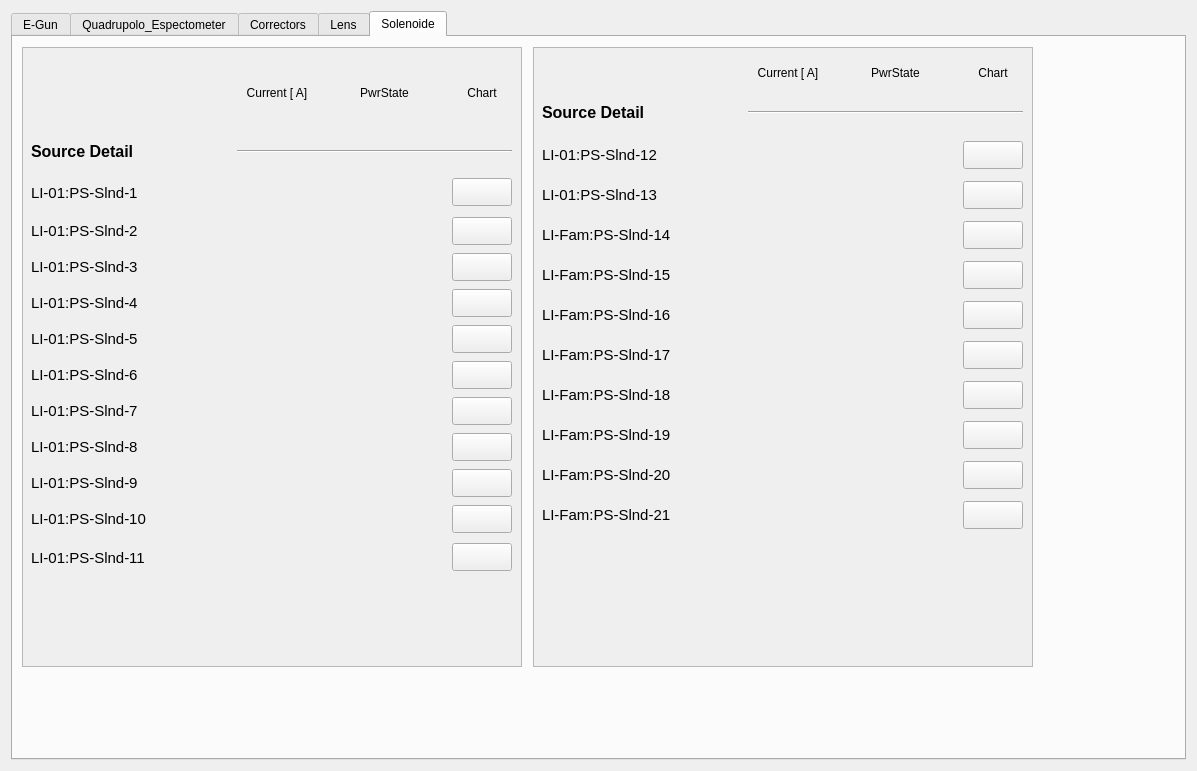
This is ui/pslinac.ui in lnls-gop/gop-monitor as Qt 5 draws it before an edit. The edited form follows.
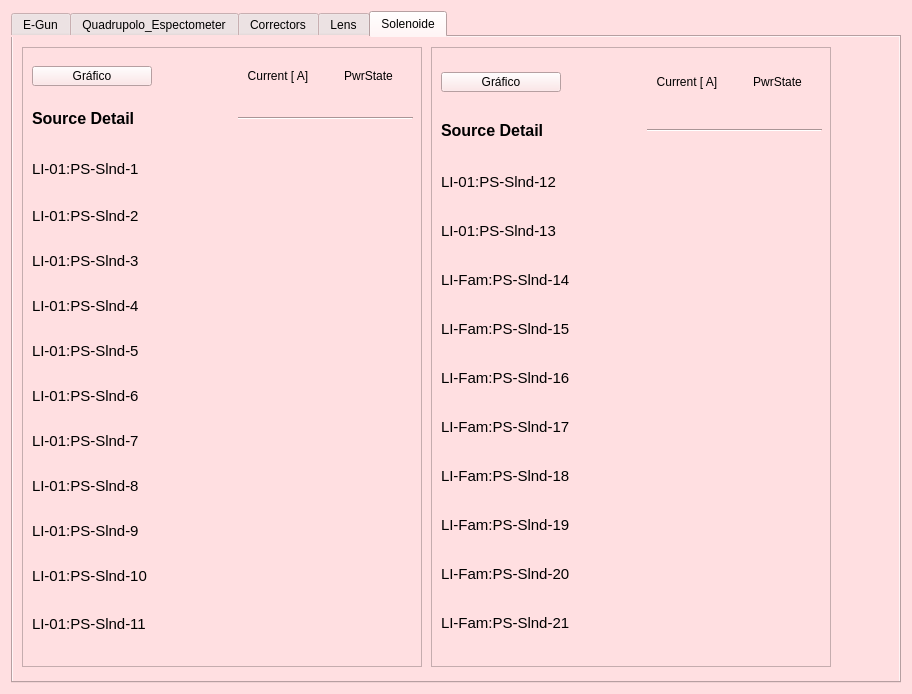
This is the edited form. The open tabs and pages were chosen to show the change. Custom widgets are drawn as their Qt base class.

```diff
--- a/ui/pslinac.ui
+++ b/ui/pslinac.ui
@@ -6,19 +6,37 @@
    <rect>
     <x>0</x>
     <y>0</y>
-    <width>1197</width>
-    <height>771</height>
+    <width>908</width>
+    <height>690</height>
    </rect>
   </property>
   <property name="windowTitle">
    <string>Form</string>
   </property>
+  <property name="styleSheet">
+   <string notr="true">background-color: rgb(255, 223, 225);</string>
+  </property>
   <layout class="QGridLayout" name="gridLayout_2">
    <item row="0" column="0">
     <widget class="QTabWidget" name="tabWidget">
      <property name="enabled">
       <bool>true</bool>
      </property>
+     <property name="minimumSize">
+      <size>
+       <width>890</width>
+       <height>672</height>
+      </size>
+     </property>
+     <property name="maximumSize">
+      <size>
+       <width>890</width>
+       <height>672</height>
+      </size>
+     </property>
+     <property name="styleSheet">
+      <string notr="true">background-color: rgb(255, 223, 225);</string>
+     </property>
      <property name="currentIndex">
       <number>0</number>
      </property>
@@ -83,7 +101,29 @@
            <height>190</height>
           </rect>
          </property>
-         <layout class="QGridLayout" name="gridLayout">
+         <layout class="QGridLayout" name="gridLayout_5">
+          <item row="0" column="0">
+           <widget class="PyDMPushButton" name="PyDMPushButton_49">
+            <property name="minimumSize">
+             <size>
+              <width>120</width>
+              <height>20</height>
+             </size>
+            </property>
+            <property name="maximumSize">
+             <size>
+              <width>120</width>
+              <height>20</height>
+             </size>
+            </property>
+            <property name="toolTip">
+             <string/>
+            </property>
+            <property name="text">
+             <string>Gráfico</string>
+            </property>
+           </widget>
+          </item>
           <item row="0" column="1">
            <widget class="PyDMLabel" name="PyDMLabel_53">
             <property name="minimumSize">
@@ -1157,7 +1197,38 @@
            <height>103</height>
           </rect>
          </property>
-         <layout class="QGridLayout" name="gridLayout_3">
+         <layout class="QGridLayout" name="gridLayout_10">
+          <item row="1" column="1" colspan="2">
+           <widget class="Line" name="line_13">
+            <property name="sizeIncrement">
+             <size>
+              <width>0</width>
+              <height>0</height>
+             </size>
+            </property>
+            <property name="baseSize">
+             <size>
+              <width>0</width>
+              <height>0</height>
+             </size>
+            </property>
+            <property name="autoFillBackground">
+             <bool>false</bool>
+            </property>
+            <property name="frameShadow">
+             <enum>QFrame::Sunken</enum>
+            </property>
+            <property name="lineWidth">
+             <number>1</number>
+            </property>
+            <property name="midLineWidth">
+             <number>0</number>
+            </property>
+            <property name="orientation">
+             <enum>Qt::Horizontal</enum>
+            </property>
+           </widget>
+          </item>
           <item row="0" column="1">
            <widget class="PyDMLabel" name="PyDMLabel_68">
             <property name="minimumSize">
@@ -1461,7 +1532,29 @@
            <height>103</height>
           </rect>
          </property>
-         <layout class="QGridLayout" name="gridLayout_4">
+         <layout class="QGridLayout" name="gridLayout_11">
+          <item row="0" column="0">
+           <widget class="PyDMPushButton" name="PyDMPushButton_67">
+            <property name="minimumSize">
+             <size>
+              <width>120</width>
+              <height>20</height>
+             </size>
+            </property>
+            <property name="maximumSize">
+             <size>
+              <width>120</width>
+              <height>20</height>
+             </size>
+            </property>
+            <property name="toolTip">
+             <string/>
+            </property>
+            <property name="text">
+             <string>Gráfico</string>
+            </property>
+           </widget>
+          </item>
           <item row="0" column="1">
            <widget class="PyDMLabel" name="PyDMLabel_69">
             <property name="minimumSize">
@@ -5965,7 +6058,7 @@
         <rect>
          <x>9</x>
          <y>10</y>
-         <width>500</width>
+         <width>400</width>
          <height>620</height>
         </rect>
        </property>
@@ -5977,13 +6070,13 @@
        </property>
        <property name="minimumSize">
         <size>
-         <width>500</width>
+         <width>400</width>
          <height>620</height>
         </size>
        </property>
        <property name="maximumSize">
         <size>
-         <width>500</width>
+         <width>400</width>
          <height>540</height>
         </size>
        </property>
@@ -5998,20 +6091,42 @@
          <rect>
           <x>0</x>
           <y>0</y>
-          <width>498</width>
+          <width>398</width>
           <height>618</height>
          </rect>
         </property>
         <widget class="QWidget" name="layoutWidget">
          <property name="geometry">
           <rect>
-           <x>8</x>
+           <x>9</x>
            <y>9</y>
-           <width>481</width>
-           <height>518</height>
+           <width>381</width>
+           <height>601</height>
           </rect>
          </property>
-         <layout class="QGridLayout" name="gridLayout_10">
+         <layout class="QGridLayout" name="gridLayout">
+          <item row="0" column="0">
+           <widget class="PyDMPushButton" name="PyDMPushButton_25">
+            <property name="minimumSize">
+             <size>
+              <width>120</width>
+              <height>20</height>
+             </size>
+            </property>
+            <property name="maximumSize">
+             <size>
+              <width>120</width>
+              <height>20</height>
+             </size>
+            </property>
+            <property name="toolTip">
+             <string/>
+            </property>
+            <property name="text">
+             <string>Gráfico</string>
+            </property>
+           </widget>
+          </item>
           <item row="0" column="1">
            <widget class="PyDMLabel" name="PyDMLabel_44">
             <property name="toolTip">
@@ -6038,19 +6153,6 @@
             </property>
            </widget>
           </item>
-          <item row="0" column="3">
-           <widget class="PyDMLabel" name="PyDMLabel_99">
-            <property name="toolTip">
-             <string/>
-            </property>
-            <property name="text">
-             <string>Chart</string>
-            </property>
-            <property name="alignment">
-             <set>Qt::AlignCenter</set>
-            </property>
-           </widget>
-          </item>
           <item row="1" column="0">
            <widget class="PyDMLabel" name="PyDMLabel_100">
             <property name="minimumSize">
@@ -6080,7 +6182,7 @@
             </property>
            </widget>
           </item>
-          <item row="1" column="1" colspan="3">
+          <item row="1" column="1" colspan="2">
            <widget class="Line" name="line_6">
             <property name="sizeIncrement">
              <size>
@@ -6190,19 +6292,10 @@
             </property>
            </widget>
           </item>
-          <item row="2" column="3">
-           <widget class="PyDMPushButton" name="PyDMPushButton_25">
-            <property name="minimumSize">
-             <size>
-              <width>60</width>
-              <height>28</height>
-             </size>
-            </property>
-            <property name="maximumSize">
-             <size>
-              <width>60</width>
-              <height>28</height>
-             </size>
+          <item row="2" column="2">
+           <widget class="SiriusLedAlert" name="led_slnd1">
+            <property name="enabled">
+             <bool>true</bool>
             </property>
             <property name="toolTip">
              <string/>
@@ -6288,20 +6381,8 @@
             </property>
            </widget>
           </item>
-          <item row="3" column="3">
-           <widget class="PyDMPushButton" name="PyDMPushButton_26">
-            <property name="minimumSize">
-             <size>
-              <width>60</width>
-              <height>28</height>
-             </size>
-            </property>
-            <property name="maximumSize">
-             <size>
-              <width>60</width>
-              <height>28</height>
-             </size>
-            </property>
+          <item row="3" column="2">
+           <widget class="SiriusLedAlert" name="led_slnd2">
             <property name="toolTip">
              <string/>
             </property>
@@ -6386,20 +6467,8 @@
             </property>
            </widget>
           </item>
-          <item row="4" column="3">
-           <widget class="PyDMPushButton" name="PyDMPushButton_27">
-            <property name="minimumSize">
-             <size>
-              <width>60</width>
-              <height>28</height>
-             </size>
-            </property>
-            <property name="maximumSize">
-             <size>
-              <width>60</width>
-              <height>28</height>
-             </size>
-            </property>
+          <item row="4" column="2">
+           <widget class="SiriusLedAlert" name="led_slnd3">
             <property name="toolTip">
              <string/>
             </property>
@@ -6487,20 +6556,8 @@
             </property>
            </widget>
           </item>
-          <item row="5" column="3">
-           <widget class="PyDMPushButton" name="PyDMPushButton_28">
-            <property name="minimumSize">
-             <size>
-              <width>60</width>
-              <height>28</height>
-             </size>
-            </property>
-            <property name="maximumSize">
-             <size>
-              <width>60</width>
-              <height>28</height>
-             </size>
-            </property>
+          <item row="5" column="2">
+           <widget class="SiriusLedAlert" name="led_slnd4">
             <property name="toolTip">
              <string/>
             </property>
@@ -6585,20 +6642,8 @@
             </property>
            </widget>
           </item>
-          <item row="6" column="3">
-           <widget class="PyDMPushButton" name="PyDMPushButton_29">
-            <property name="minimumSize">
-             <size>
-              <width>60</width>
-              <height>28</height>
-             </size>
-            </property>
-            <property name="maximumSize">
-             <size>
-              <width>60</width>
-              <height>28</height>
-             </size>
-            </property>
+          <item row="6" column="2">
+           <widget class="SiriusLedAlert" name="led_slnd5">
             <property name="toolTip">
              <string/>
             </property>
@@ -6683,20 +6728,8 @@
             </property>
            </widget>
           </item>
-          <item row="7" column="3">
-           <widget class="PyDMPushButton" name="PyDMPushButton_30">
-            <property name="minimumSize">
-             <size>
-              <width>60</width>
-              <height>28</height>
-             </size>
-            </property>
-            <property name="maximumSize">
-             <size>
-              <width>60</width>
-              <height>28</height>
-             </size>
-            </property>
+          <item row="7" column="2">
+           <widget class="SiriusLedAlert" name="led_slnd6">
             <property name="toolTip">
              <string/>
             </property>
@@ -6781,20 +6814,8 @@
             </property>
            </widget>
           </item>
-          <item row="8" column="3">
-           <widget class="PyDMPushButton" name="PyDMPushButton_31">
-            <property name="minimumSize">
-             <size>
-              <width>60</width>
-              <height>28</height>
-             </size>
-            </property>
-            <property name="maximumSize">
-             <size>
-              <width>60</width>
-              <height>28</height>
-             </size>
-            </property>
+          <item row="8" column="2">
+           <widget class="SiriusLedAlert" name="led_slnd7">
             <property name="toolTip">
              <string/>
             </property>
@@ -6879,20 +6900,8 @@
             </property>
            </widget>
           </item>
-          <item row="9" column="3">
-           <widget class="PyDMPushButton" name="PyDMPushButton_32">
-            <property name="minimumSize">
-             <size>
-              <width>60</width>
-              <height>28</height>
-             </size>
-            </property>
-            <property name="maximumSize">
-             <size>
-              <width>60</width>
-              <height>28</height>
-             </size>
-            </property>
+          <item row="9" column="2">
+           <widget class="SiriusLedAlert" name="led_slnd8">
             <property name="toolTip">
              <string/>
             </property>
@@ -6977,20 +6986,8 @@
             </property>
            </widget>
           </item>
-          <item row="10" column="3">
-           <widget class="PyDMPushButton" name="PyDMPushButton_33">
-            <property name="minimumSize">
-             <size>
-              <width>60</width>
-              <height>28</height>
-             </size>
-            </property>
-            <property name="maximumSize">
-             <size>
-              <width>60</width>
-              <height>28</height>
-             </size>
-            </property>
+          <item row="10" column="2">
+           <widget class="SiriusLedAlert" name="led_slnd9">
             <property name="toolTip">
              <string/>
             </property>
@@ -7075,20 +7072,8 @@
             </property>
            </widget>
           </item>
-          <item row="11" column="3">
-           <widget class="PyDMPushButton" name="PyDMPushButton_34">
-            <property name="minimumSize">
-             <size>
-              <width>60</width>
-              <height>28</height>
-             </size>
-            </property>
-            <property name="maximumSize">
-             <size>
-              <width>60</width>
-              <height>28</height>
-             </size>
-            </property>
+          <item row="11" column="2">
+           <widget class="SiriusLedAlert" name="led_slnd10">
             <property name="toolTip">
              <string/>
             </property>
@@ -7173,58 +7158,6 @@
             </property>
            </widget>
           </item>
-          <item row="12" column="3">
-           <widget class="PyDMPushButton" name="PyDMPushButton_40">
-            <property name="minimumSize">
-             <size>
-              <width>60</width>
-              <height>28</height>
-             </size>
-            </property>
-            <property name="maximumSize">
-             <size>
-              <width>60</width>
-              <height>28</height>
-             </size>
-            </property>
-            <property name="toolTip">
-             <string/>
-            </property>
-           </widget>
-          </item>
-          <item row="2" column="2">
-           <widget class="SiriusLedAlert" name="led_slnd1">
-            <property name="enabled">
-             <bool>true</bool>
-            </property>
-            <property name="toolTip">
-             <string/>
-            </property>
-            <property name="state">
-             <bool>false</bool>
-            </property>
-            <property name="onColor">
-             <color>
-              <red>0</red>
-              <green>140</green>
-              <blue>0</blue>
-             </color>
-            </property>
-            <property name="offColor">
-             <color>
-              <red>207</red>
-              <green>0</green>
-              <blue>0</blue>
-             </color>
-            </property>
-            <property name="alarmSensitiveBorder" stdset="0">
-             <bool>false</bool>
-            </property>
-            <property name="channel" stdset="0">
-             <string/>
-            </property>
-           </widget>
-          </item>
           <item row="12" column="2">
            <widget class="SiriusLedAlert" name="led_slnd11">
             <property name="toolTip">
@@ -7249,222 +7182,6 @@
             </property>
            </widget>
           </item>
-          <item row="11" column="2">
-           <widget class="SiriusLedAlert" name="led_slnd10">
-            <property name="toolTip">
-             <string/>
-            </property>
-            <property name="onColor">
-             <color>
-              <red>0</red>
-              <green>140</green>
-              <blue>0</blue>
-             </color>
-            </property>
-            <property name="offColor">
-             <color>
-              <red>207</red>
-              <green>0</green>
-              <blue>0</blue>
-             </color>
-            </property>
-            <property name="channel" stdset="0">
-             <string/>
-            </property>
-           </widget>
-          </item>
-          <item row="10" column="2">
-           <widget class="SiriusLedAlert" name="led_slnd9">
-            <property name="toolTip">
-             <string/>
-            </property>
-            <property name="onColor">
-             <color>
-              <red>0</red>
-              <green>140</green>
-              <blue>0</blue>
-             </color>
-            </property>
-            <property name="offColor">
-             <color>
-              <red>207</red>
-              <green>0</green>
-              <blue>0</blue>
-             </color>
-            </property>
-            <property name="channel" stdset="0">
-             <string/>
-            </property>
-           </widget>
-          </item>
-          <item row="9" column="2">
-           <widget class="SiriusLedAlert" name="led_slnd8">
-            <property name="toolTip">
-             <string/>
-            </property>
-            <property name="onColor">
-             <color>
-              <red>0</red>
-              <green>140</green>
-              <blue>0</blue>
-             </color>
-            </property>
-            <property name="offColor">
-             <color>
-              <red>207</red>
-              <green>0</green>
-              <blue>0</blue>
-             </color>
-            </property>
-            <property name="channel" stdset="0">
-             <string/>
-            </property>
-           </widget>
-          </item>
-          <item row="8" column="2">
-           <widget class="SiriusLedAlert" name="led_slnd7">
-            <property name="toolTip">
-             <string/>
-            </property>
-            <property name="onColor">
-             <color>
-              <red>0</red>
-              <green>140</green>
-              <blue>0</blue>
-             </color>
-            </property>
-            <property name="offColor">
-             <color>
-              <red>207</red>
-              <green>0</green>
-              <blue>0</blue>
-             </color>
-            </property>
-            <property name="channel" stdset="0">
-             <string/>
-            </property>
-           </widget>
-          </item>
-          <item row="7" column="2">
-           <widget class="SiriusLedAlert" name="led_slnd6">
-            <property name="toolTip">
-             <string/>
-            </property>
-            <property name="onColor">
-             <color>
-              <red>0</red>
-              <green>140</green>
-              <blue>0</blue>
-             </color>
-            </property>
-            <property name="offColor">
-             <color>
-              <red>207</red>
-              <green>0</green>
-              <blue>0</blue>
-             </color>
-            </property>
-            <property name="channel" stdset="0">
-             <string/>
-            </property>
-           </widget>
-          </item>
-          <item row="6" column="2">
-           <widget class="SiriusLedAlert" name="led_slnd5">
-            <property name="toolTip">
-             <string/>
-            </property>
-            <property name="onColor">
-             <color>
-              <red>0</red>
-              <green>140</green>
-              <blue>0</blue>
-             </color>
-            </property>
-            <property name="offColor">
-             <color>
-              <red>207</red>
-              <green>0</green>
-              <blue>0</blue>
-             </color>
-            </property>
-            <property name="channel" stdset="0">
-             <string/>
-            </property>
-           </widget>
-          </item>
-          <item row="5" column="2">
-           <widget class="SiriusLedAlert" name="led_slnd4">
-            <property name="toolTip">
-             <string/>
-            </property>
-            <property name="onColor">
-             <color>
-              <red>0</red>
-              <green>140</green>
-              <blue>0</blue>
-             </color>
-            </property>
-            <property name="offColor">
-             <color>
-              <red>207</red>
-              <green>0</green>
-              <blue>0</blue>
-             </color>
-            </property>
-            <property name="channel" stdset="0">
-             <string/>
-            </property>
-           </widget>
-          </item>
-          <item row="4" column="2">
-           <widget class="SiriusLedAlert" name="led_slnd3">
-            <property name="toolTip">
-             <string/>
-            </property>
-            <property name="onColor">
-             <color>
-              <red>0</red>
-              <green>140</green>
-              <blue>0</blue>
-             </color>
-            </property>
-            <property name="offColor">
-             <color>
-              <red>207</red>
-              <green>0</green>
-              <blue>0</blue>
-             </color>
-            </property>
-            <property name="channel" stdset="0">
-             <string/>
-            </property>
-           </widget>
-          </item>
-          <item row="3" column="2">
-           <widget class="SiriusLedAlert" name="led_slnd2">
-            <property name="toolTip">
-             <string/>
-            </property>
-            <property name="onColor">
-             <color>
-              <red>0</red>
-              <green>140</green>
-              <blue>0</blue>
-             </color>
-            </property>
-            <property name="offColor">
-             <color>
-              <red>207</red>
-              <green>0</green>
-              <blue>0</blue>
-             </color>
-            </property>
-            <property name="channel" stdset="0">
-             <string/>
-            </property>
-           </widget>
-          </item>
          </layout>
         </widget>
        </widget>
@@ -7472,9 +7189,9 @@
       <widget class="QScrollArea" name="scrollArea_6">
        <property name="geometry">
         <rect>
-         <x>520</x>
+         <x>418</x>
          <y>10</y>
-         <width>500</width>
+         <width>400</width>
          <height>620</height>
         </rect>
        </property>
@@ -7486,13 +7203,13 @@
        </property>
        <property name="minimumSize">
         <size>
-         <width>500</width>
+         <width>400</width>
          <height>620</height>
         </size>
        </property>
        <property name="maximumSize">
         <size>
-         <width>500</width>
+         <width>400</width>
          <height>540</height>
         </size>
        </property>
@@ -7507,20 +7224,42 @@
          <rect>
           <x>0</x>
           <y>0</y>
-          <width>498</width>
+          <width>398</width>
           <height>618</height>
          </rect>
         </property>
         <widget class="QWidget" name="layoutWidget">
          <property name="geometry">
           <rect>
-           <x>8</x>
+           <x>9</x>
            <y>9</y>
-           <width>481</width>
-           <height>477</height>
+           <width>381</width>
+           <height>601</height>
           </rect>
          </property>
-         <layout class="QGridLayout" name="gridLayout_11">
+         <layout class="QGridLayout" name="gridLayout_3">
+          <item row="0" column="0">
+           <widget class="PyDMPushButton" name="PyDMPushButton_39">
+            <property name="minimumSize">
+             <size>
+              <width>120</width>
+              <height>20</height>
+             </size>
+            </property>
+            <property name="maximumSize">
+             <size>
+              <width>120</width>
+              <height>20</height>
+             </size>
+            </property>
+            <property name="toolTip">
+             <string/>
+            </property>
+            <property name="text">
+             <string>Gráfico</string>
+            </property>
+           </widget>
+          </item>
           <item row="0" column="1">
            <widget class="PyDMLabel" name="PyDMLabel_48">
             <property name="minimumSize">
@@ -7559,19 +7298,6 @@
             </property>
            </widget>
           </item>
-          <item row="0" column="3">
-           <widget class="PyDMLabel" name="PyDMLabel_158">
-            <property name="toolTip">
-             <string/>
-            </property>
-            <property name="text">
-             <string>Chart</string>
-            </property>
-            <property name="alignment">
-             <set>Qt::AlignCenter</set>
-            </property>
-           </widget>
-          </item>
           <item row="1" column="0">
            <widget class="PyDMLabel" name="PyDMLabel_148">
             <property name="minimumSize">
@@ -7601,7 +7327,7 @@
             </property>
            </widget>
           </item>
-          <item row="1" column="1" colspan="3">
+          <item row="1" column="1" colspan="2">
            <widget class="Line" name="line_7">
             <property name="sizeIncrement">
              <size>
@@ -7711,20 +7437,8 @@
             </property>
            </widget>
           </item>
-          <item row="2" column="3">
-           <widget class="PyDMPushButton" name="PyDMPushButton_39">
-            <property name="minimumSize">
-             <size>
-              <width>60</width>
-              <height>28</height>
-             </size>
-            </property>
-            <property name="maximumSize">
-             <size>
-              <width>60</width>
-              <height>28</height>
-             </size>
-            </property>
+          <item row="2" column="2">
+           <widget class="SiriusLedAlert" name="led_slnd12">
             <property name="toolTip">
              <string/>
             </property>
@@ -7809,20 +7523,8 @@
             </property>
            </widget>
           </item>
-          <item row="3" column="3">
-           <widget class="PyDMPushButton" name="PyDMPushButton_52">
-            <property name="minimumSize">
-             <size>
-              <width>60</width>
-              <height>28</height>
-             </size>
-            </property>
-            <property name="maximumSize">
-             <size>
-              <width>60</width>
-              <height>28</height>
-             </size>
-            </property>
+          <item row="3" column="2">
+           <widget class="SiriusLedAlert" name="led_slnd13">
             <property name="toolTip">
              <string/>
             </property>
@@ -7910,20 +7612,8 @@
             </property>
            </widget>
           </item>
-          <item row="4" column="3">
-           <widget class="PyDMPushButton" name="PyDMPushButton_48">
-            <property name="minimumSize">
-             <size>
-              <width>60</width>
-              <height>28</height>
-             </size>
-            </property>
-            <property name="maximumSize">
-             <size>
-              <width>60</width>
-              <height>28</height>
-             </size>
-            </property>
+          <item row="4" column="2">
+           <widget class="SiriusLedAlert" name="led_slnd14">
             <property name="toolTip">
              <string/>
             </property>
@@ -8008,20 +7698,8 @@
             </property>
            </widget>
           </item>
-          <item row="5" column="3">
-           <widget class="PyDMPushButton" name="PyDMPushButton_42">
-            <property name="minimumSize">
-             <size>
-              <width>60</width>
-              <height>28</height>
-             </size>
-            </property>
-            <property name="maximumSize">
-             <size>
-              <width>60</width>
-              <height>28</height>
-             </size>
-            </property>
+          <item row="5" column="2">
+           <widget class="SiriusLedAlert" name="led_slnd15">
             <property name="toolTip">
              <string/>
             </property>
@@ -8106,20 +7784,8 @@
             </property>
            </widget>
           </item>
-          <item row="6" column="3">
-           <widget class="PyDMPushButton" name="PyDMPushButton_45">
-            <property name="minimumSize">
-             <size>
-              <width>60</width>
-              <height>28</height>
-             </size>
-            </property>
-            <property name="maximumSize">
-             <size>
-              <width>60</width>
-              <height>28</height>
-             </size>
-            </property>
+          <item row="6" column="2">
+           <widget class="SiriusLedAlert" name="led_slnd16">
             <property name="toolTip">
              <string/>
             </property>
@@ -8204,20 +7870,8 @@
             </property>
            </widget>
           </item>
-          <item row="7" column="3">
-           <widget class="PyDMPushButton" name="PyDMPushButton_47">
-            <property name="minimumSize">
-             <size>
-              <width>60</width>
-              <height>28</height>
-             </size>
-            </property>
-            <property name="maximumSize">
-             <size>
-              <width>60</width>
-              <height>28</height>
-             </size>
-            </property>
+          <item row="7" column="2">
+           <widget class="SiriusLedAlert" name="led_slnd17">
             <property name="toolTip">
              <string/>
             </property>
@@ -8302,20 +7956,8 @@
             </property>
            </widget>
           </item>
-          <item row="8" column="3">
-           <widget class="PyDMPushButton" name="PyDMPushButton_38">
-            <property name="minimumSize">
-             <size>
-              <width>60</width>
-              <height>28</height>
-             </size>
-            </property>
-            <property name="maximumSize">
-             <size>
-              <width>60</width>
-              <height>28</height>
-             </size>
-            </property>
+          <item row="8" column="2">
+           <widget class="SiriusLedAlert" name="led_slnd18">
             <property name="toolTip">
              <string/>
             </property>
@@ -8400,20 +8042,8 @@
             </property>
            </widget>
           </item>
-          <item row="9" column="3">
-           <widget class="PyDMPushButton" name="PyDMPushButton_43">
-            <property name="minimumSize">
-             <size>
-              <width>60</width>
-              <height>28</height>
-             </size>
-            </property>
-            <property name="maximumSize">
-             <size>
-              <width>60</width>
-              <height>28</height>
-             </size>
-            </property>
+          <item row="9" column="2">
+           <widget class="SiriusLedAlert" name="led_slnd19">
             <property name="toolTip">
              <string/>
             </property>
@@ -8498,20 +8128,8 @@
             </property>
            </widget>
           </item>
-          <item row="10" column="3">
-           <widget class="PyDMPushButton" name="PyDMPushButton_59">
-            <property name="minimumSize">
-             <size>
-              <width>60</width>
-              <height>28</height>
-             </size>
-            </property>
-            <property name="maximumSize">
-             <size>
-              <width>60</width>
-              <height>28</height>
-             </size>
-            </property>
+          <item row="10" column="2">
+           <widget class="SiriusLedAlert" name="led_slnd20">
             <property name="toolTip">
              <string/>
             </property>
@@ -8596,25 +8214,6 @@
             </property>
            </widget>
           </item>
-          <item row="11" column="3">
-           <widget class="PyDMPushButton" name="PyDMPushButton_44">
-            <property name="minimumSize">
-             <size>
-              <width>60</width>
-              <height>28</height>
-             </size>
-            </property>
-            <property name="maximumSize">
-             <size>
-              <width>60</width>
-              <height>28</height>
-             </size>
-            </property>
-            <property name="toolTip">
-             <string/>
-            </property>
-           </widget>
-          </item>
           <item row="11" column="2">
            <widget class="SiriusLedAlert" name="led_slnd21">
             <property name="toolTip">
@@ -8639,222 +8238,6 @@
             </property>
            </widget>
           </item>
-          <item row="10" column="2">
-           <widget class="SiriusLedAlert" name="led_slnd20">
-            <property name="toolTip">
-             <string/>
-            </property>
-            <property name="onColor">
-             <color>
-              <red>0</red>
-              <green>140</green>
-              <blue>0</blue>
-             </color>
-            </property>
-            <property name="offColor">
-             <color>
-              <red>207</red>
-              <green>0</green>
-              <blue>0</blue>
-             </color>
-            </property>
-            <property name="channel" stdset="0">
-             <string/>
-            </property>
-           </widget>
-          </item>
-          <item row="9" column="2">
-           <widget class="SiriusLedAlert" name="led_slnd19">
-            <property name="toolTip">
-             <string/>
-            </property>
-            <property name="onColor">
-             <color>
-              <red>0</red>
-              <green>140</green>
-              <blue>0</blue>
-             </color>
-            </property>
-            <property name="offColor">
-             <color>
-              <red>207</red>
-              <green>0</green>
-              <blue>0</blue>
-             </color>
-            </property>
-            <property name="channel" stdset="0">
-             <string/>
-            </property>
-           </widget>
-          </item>
-          <item row="8" column="2">
-           <widget class="SiriusLedAlert" name="led_slnd18">
-            <property name="toolTip">
-             <string/>
-            </property>
-            <property name="onColor">
-             <color>
-              <red>0</red>
-              <green>140</green>
-              <blue>0</blue>
-             </color>
-            </property>
-            <property name="offColor">
-             <color>
-              <red>207</red>
-              <green>0</green>
-              <blue>0</blue>
-             </color>
-            </property>
-            <property name="channel" stdset="0">
-             <string/>
-            </property>
-           </widget>
-          </item>
-          <item row="7" column="2">
-           <widget class="SiriusLedAlert" name="led_slnd17">
-            <property name="toolTip">
-             <string/>
-            </property>
-            <property name="onColor">
-             <color>
-              <red>0</red>
-              <green>140</green>
-              <blue>0</blue>
-             </color>
-            </property>
-            <property name="offColor">
-             <color>
-              <red>207</red>
-              <green>0</green>
-              <blue>0</blue>
-             </color>
-            </property>
-            <property name="channel" stdset="0">
-             <string/>
-            </property>
-           </widget>
-          </item>
-          <item row="6" column="2">
-           <widget class="SiriusLedAlert" name="led_slnd16">
-            <property name="toolTip">
-             <string/>
-            </property>
-            <property name="onColor">
-             <color>
-              <red>0</red>
-              <green>140</green>
-              <blue>0</blue>
-             </color>
-            </property>
-            <property name="offColor">
-             <color>
-              <red>207</red>
-              <green>0</green>
-              <blue>0</blue>
-             </color>
-            </property>
-            <property name="channel" stdset="0">
-             <string/>
-            </property>
-           </widget>
-          </item>
-          <item row="5" column="2">
-           <widget class="SiriusLedAlert" name="led_slnd15">
-            <property name="toolTip">
-             <string/>
-            </property>
-            <property name="onColor">
-             <color>
-              <red>0</red>
-              <green>140</green>
-              <blue>0</blue>
-             </color>
-            </property>
-            <property name="offColor">
-             <color>
-              <red>207</red>
-              <green>0</green>
-              <blue>0</blue>
-             </color>
-            </property>
-            <property name="channel" stdset="0">
-             <string/>
-            </property>
-           </widget>
-          </item>
-          <item row="4" column="2">
-           <widget class="SiriusLedAlert" name="led_slnd14">
-            <property name="toolTip">
-             <string/>
-            </property>
-            <property name="onColor">
-             <color>
-              <red>0</red>
-              <green>140</green>
-              <blue>0</blue>
-             </color>
-            </property>
-            <property name="offColor">
-             <color>
-              <red>207</red>
-              <green>0</green>
-              <blue>0</blue>
-             </color>
-            </property>
-            <property name="channel" stdset="0">
-             <string/>
-            </property>
-           </widget>
-          </item>
-          <item row="3" column="2">
-           <widget class="SiriusLedAlert" name="led_slnd13">
-            <property name="toolTip">
-             <string/>
-            </property>
-            <property name="onColor">
-             <color>
-              <red>0</red>
-              <green>140</green>
-              <blue>0</blue>
-             </color>
-            </property>
-            <property name="offColor">
-             <color>
-              <red>207</red>
-              <green>0</green>
-              <blue>0</blue>
-             </color>
-            </property>
-            <property name="channel" stdset="0">
-             <string/>
-            </property>
-           </widget>
-          </item>
-          <item row="2" column="2">
-           <widget class="SiriusLedAlert" name="led_slnd12">
-            <property name="toolTip">
-             <string/>
-            </property>
-            <property name="onColor">
-             <color>
-              <red>0</red>
-              <green>140</green>
-              <blue>0</blue>
-             </color>
-            </property>
-            <property name="offColor">
-             <color>
-              <red>207</red>
-              <green>0</green>
-              <blue>0</blue>
-             </color>
-            </property>
-            <property name="channel" stdset="0">
-             <string/>
-            </property>
-           </widget>
-          </item>
          </layout>
         </widget>
        </widget>
```
Left out of the diff: 3619 changed lines with no effect on the pictures.
